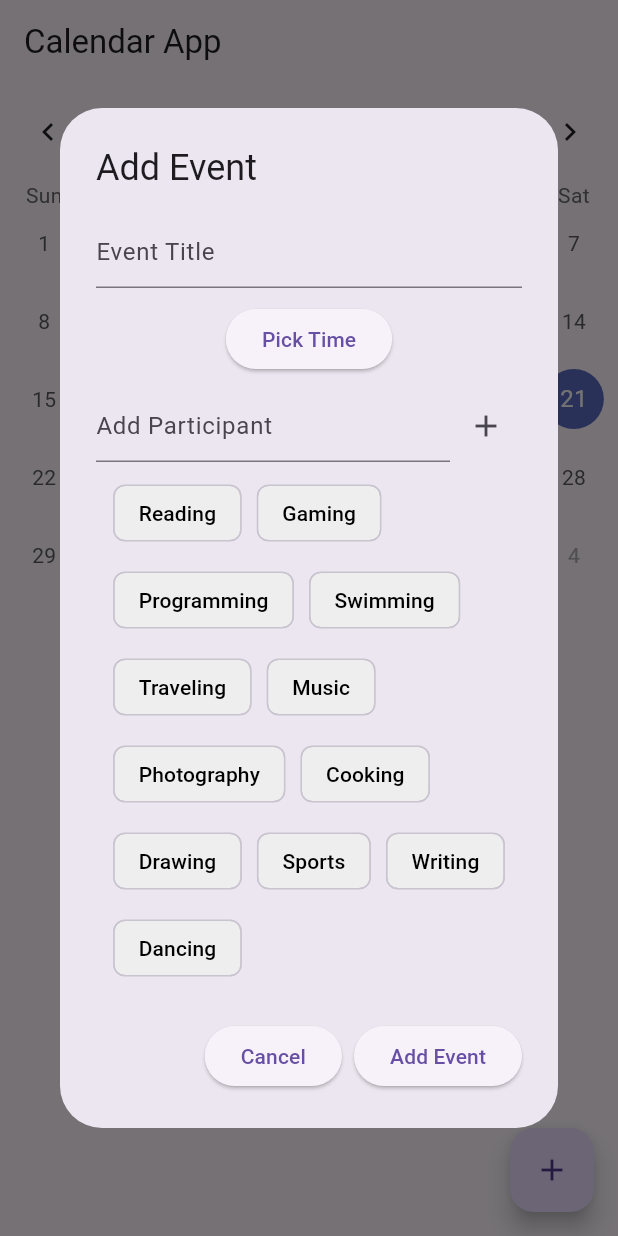
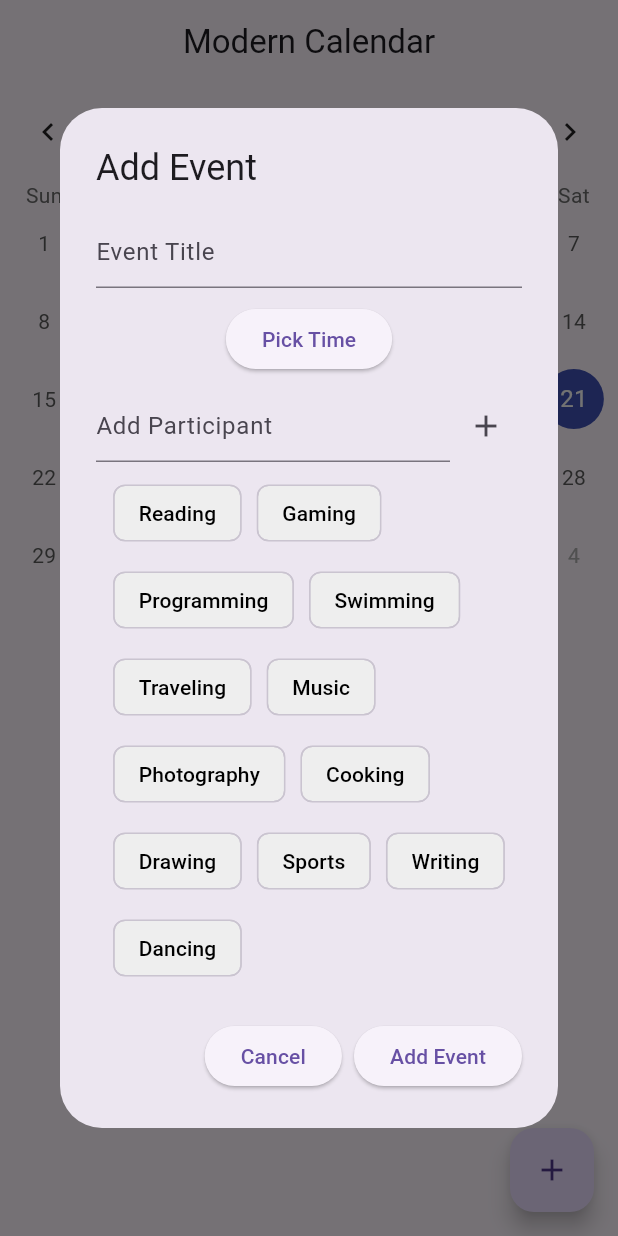
Before and after one commit to ahmetalpsamur/Infinite-Loopers-IT-Hackathon, a Flutter app: the CalendarHomePage screen opened directly, after a tap on the "add" icon, on a phone screen of 412 x 824 dp. Run offline on Flutter 3.47's test engine with Material 3 defaults, Android fonts, the phone set to English and light mode, and no system bars; drawn by our look-alikes of table_calendar; our stand-ins replace flutter_svg, shared_preferences; accounts and stored records are empty.

Commit message:
Calender Colors Has Been Adjusted

```diff
--- a/lib/page/CalenderPage.dart
+++ b/lib/page/CalenderPage.dart
@@ -10,7 +10,8 @@ class CalendarPage extends StatelessWidget {
       debugShowCheckedModeBanner: false,
       title: 'Calendar App',
       theme: ThemeData(
-        primarySwatch: Colors.blue,
+        useMaterial3: true,
+        colorScheme: ColorScheme.fromSeed(seedColor: Colors.indigo),
       ),
       home: CalendarHomePage(),
     );
@@ -92,7 +93,8 @@ class _CalendarHomePageState extends State<CalendarHomePage> {
   Widget build(BuildContext context) {
     return Scaffold(
       appBar: AppBar(
-        title: Text('Calendar App'),
+        title: Text('Modern Calendar'),
+        centerTitle: true,
       ),
       body: Column(
         children: [
@@ -116,33 +118,71 @@ class _CalendarHomePageState extends State<CalendarHomePage> {
               String dateKey = day.toIso8601String().split('T')[0];
               return _events[dateKey]?.map((event) => event['title']).toList() ?? [];
             },
+            calendarStyle: CalendarStyle(
+              todayDecoration: BoxDecoration(
+                color: Colors.indigoAccent,
+                shape: BoxShape.circle,
+              ),
+              selectedDecoration: BoxDecoration(
+                color: Colors.indigo,
+                shape: BoxShape.circle,
+              ),
+              markerDecoration: BoxDecoration(
+                color: Colors.orange,
+                shape: BoxShape.circle,
+              ),
+            ),
           ),
           const SizedBox(height: 20),
           Expanded(
-            child: ListView.builder(
-              itemCount: (_events[_selectedDate.toIso8601String().split('T')[0]] ?? []).length,
-              itemBuilder: (context, index) {
-                String dateKey = _selectedDate.toIso8601String().split('T')[0];
-                var event = _events[dateKey]?[index];
-                return ListTile(
-                  title: Text(event?['title'] ?? ''),
-                  subtitle: Text(
-                    "Time: ${DateTime.parse(event?['time']).hour.toString().padLeft(2, '0')}:${DateTime.parse(event?['time']).minute.toString().padLeft(2, '0')}, "
-                        "Participants: ${(event?['participants'] as List<String>).join(', ')}"
-                        "\nHobbies: ${(event?['hobbies'] as List<String>).join(', ')}",
-                  ),
-                  trailing: IconButton(
-                    icon: Icon(Icons.delete, color: Colors.red),
-                    onPressed: () => _removeEvent(dateKey, index),
-                  ),
-                );
-              },
-            ),
+            child: _buildEventList(),
           ),
         ],
       ),
       floatingActionButton: FloatingActionButton(
-        onPressed: () {
+        onPressed: _showAddEventDialog,
+        child: Icon(Icons.add),
+      ),
+    );
+  }
+
+  Widget _buildEventList() {
+    String dateKey = _selectedDate.toIso8601String().split('T')[0];
+    List events = _events[dateKey] ?? [];
+
+    if (events.isEmpty) {
+      return Center(
+        child: Text(
+          'No events for this day.',
+          style: TextStyle(fontSize: 16, color: Colors.grey),
+        ),
+      );
+    }
+
+    return ListView.builder(
+      itemCount: events.length,
+      itemBuilder: (context, index) {
+        var event = events[index];
+        return Card(
+          margin: const EdgeInsets.symmetric(vertical: 8, horizontal: 16),
+          child: ListTile(
+            title: Text(event['title']),
+            subtitle: Text(
+              "Time: ${DateTime.parse(event['time']).hour.toString().padLeft(2, '0')}:${DateTime.parse(event['time']).minute.toString().padLeft(2, '0')}\n"
+                  "Participants: ${(event['participants'] as List<String>).join(', ')}\n"
+                  "Hobbies: ${(event['hobbies'] as List<String>).join(', ')}",
+            ),
+            trailing: IconButton(
+              icon: Icon(Icons.delete, color: Colors.indigo),
+              onPressed: () => _removeEvent(dateKey, index),
+            ),
+          ),
+        );
+      },
+    );
+  }
+
+  void _showAddEventDialog() {
     TimeOfDay? pickedTime;
     List<String> participants = [];
     List<String> selectedHobbies = [];
@@ -173,7 +213,8 @@ class _CalendarHomePageState extends State<CalendarHomePage> {
                   },
                   child: Text('Pick Time'),
                 ),
-                      if (pickedTime != null) Text('Selected Time: ${pickedTime!.format(context)}'),
+                if (pickedTime != null)
+                  Text('Selected Time: ${pickedTime!.format(context)}'),
                 SizedBox(height: 10),
                 Row(
                   children: [
@@ -217,7 +258,7 @@ class _CalendarHomePageState extends State<CalendarHomePage> {
                       labelStyle: TextStyle(
                         color: isSelected ? Colors.white : Colors.black,
                       ),
-                            selectedColor: Colors.blue,
+                      selectedColor: Colors.indigo,
                       backgroundColor: Colors.grey[200],
                       onSelected: (bool selected) {
                         setState(() {
@@ -236,9 +277,7 @@ class _CalendarHomePageState extends State<CalendarHomePage> {
           ),
           actions: [
             ElevatedButton(
-                    onPressed: () {
-                      Navigator.pop(context);
-                    },
+              onPressed: () => Navigator.pop(context),
               child: Text('Cancel'),
             ),
             ElevatedButton(
@@ -266,9 +305,5 @@ class _CalendarHomePageState extends State<CalendarHomePage> {
         ),
       ),
     );
-        },
-        child: Icon(Icons.add),
-      ),
-    );
   }
 }
--- a/pubspec.yaml
+++ b/pubspec.yaml
@@ -13,6 +13,8 @@ dependencies:
   flutter:
     sdk: flutter
   shared_preferences: ^2.0.18
+  table_calendar: ^3.1.3
+  flutter_svg: ^2.0.16
 
   # The following adds the Cupertino Icons font to your application.
   # Use with the CupertinoIcons class for iOS style icons.
```
Also changed, not shown: pubspec.lock. Lines whose indentation alone changed are shown as unchanged.
